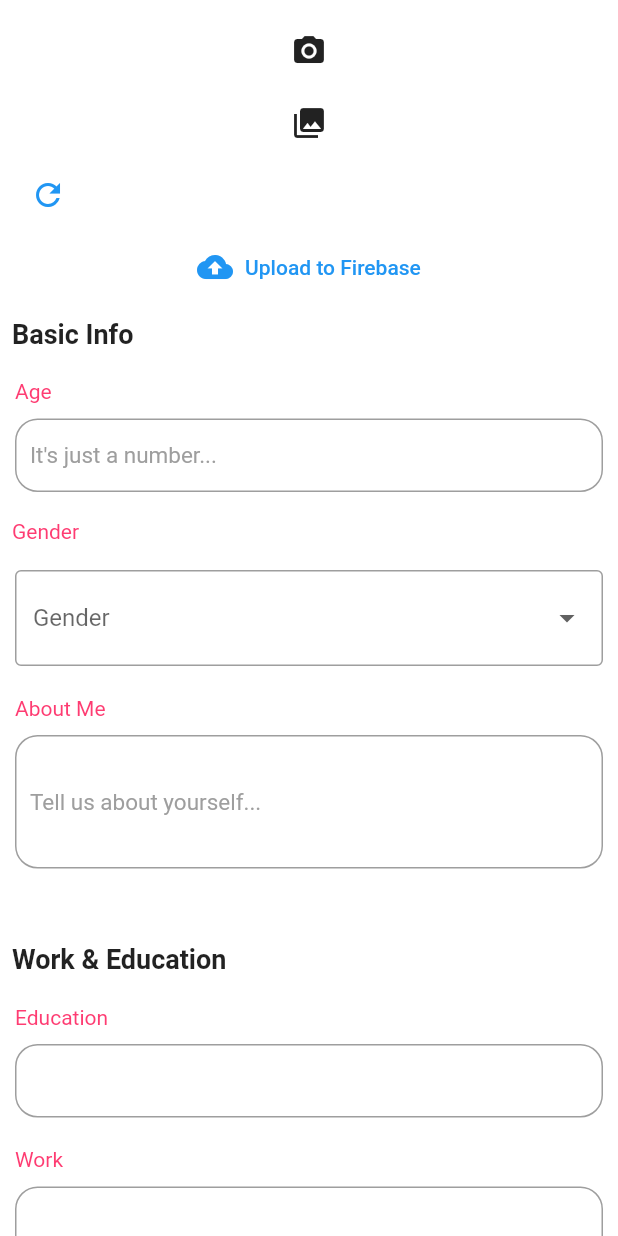
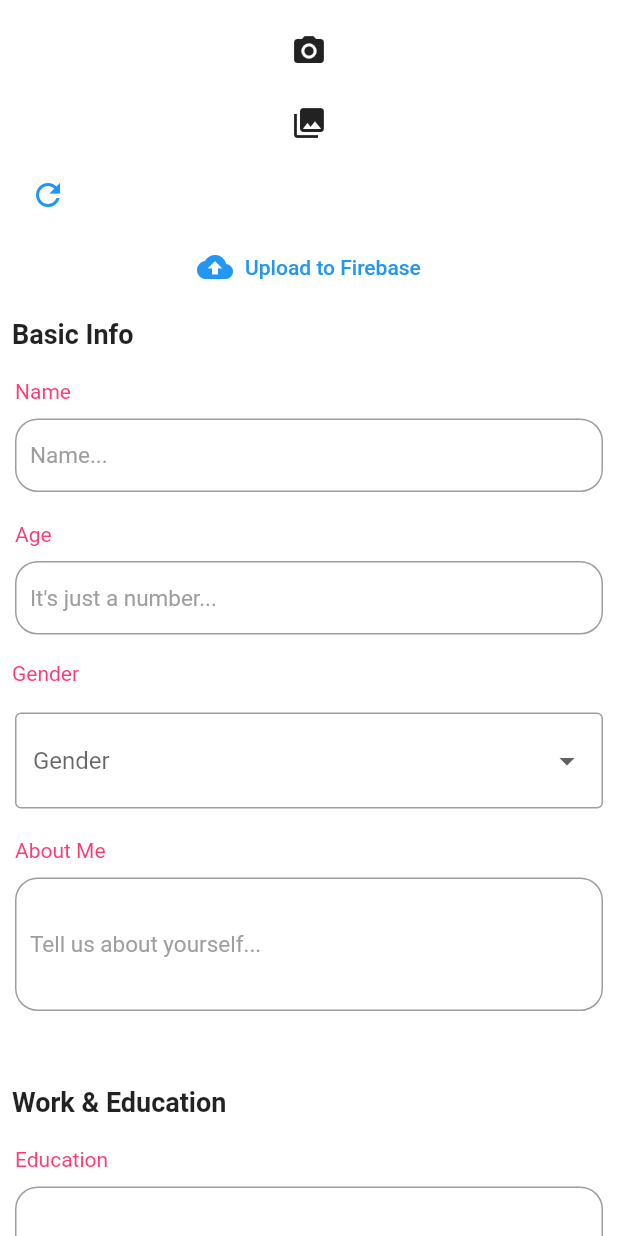
Before and after one commit to shurvirarora/Pepper, a Flutter app: the editProfile screen opened directly, on a phone screen of 412 x 824 dp. Run offline on Flutter 3.47's test engine with Material 2 defaults, Android fonts, the phone set to English and light mode, and no system bars; our stand-ins replace cloud_firestore, dot_navigation_bar, firebase_auth, firebase_core, firebase_storage, flutter_tindercard and 2 more; missing offline and left inert: flutter_login_facebook; accounts and stored records are empty.

Commit message:
name field added to unique user

```diff
--- a/lib/pages/editProfilePage.dart
+++ b/lib/pages/editProfilePage.dart
@@ -26,6 +26,7 @@ class editProfile extends StatefulWidget {
 class _editProfileState extends State<editProfile> {
   Map data;
 //All the data collected from user
+  String name;
   int age;
   String gender;
   String aboutMe;
@@ -58,7 +59,8 @@ class _editProfileState extends State<editProfile> {
           FirebaseFirestore.instance.collection('User').doc(user.uid);
       Navigator.pop(context);
       return collectionReference.set({
-        'User': uid.toString(), //stores unique user id
+        'User': uid.toString(),
+        'Name': name, //stores unique user id
         'Age': age,
         'Gender': gender,
         'About Me': aboutMe,
@@ -103,6 +105,7 @@ class _editProfileState extends State<editProfile> {
               style: titleStyle,
             ),
           ),
+          buildTextField('Name', "Name...", 30, TextInputType.text),
           buildTextField(
               'Age', "It's just a number...", 30, TextInputType.number),
           Padding(
@@ -193,6 +196,9 @@ class _editProfileState extends State<editProfile> {
                 //Stores input into respective variables
                 if (label == "Age") {
                   age = int.parse(text);
+                }
+                if (label == "Name") {
+                  name = text;
                 }
                 if (label == "About Me") {
                   aboutMe = text;
--- a/lib/pages/profilePage.dart
+++ b/lib/pages/profilePage.dart
@@ -93,6 +93,7 @@ class _profilePageState extends State<profilePage> {
           } else {
             List docs = snapshot.data.docs; //fetches list of documents
             QueryDocumentSnapshot temp = docs[0]; //extracts user document
+            String name = temp["Name"];
             String aboutMe = temp["About Me"];
             String gender = temp["Gender"];
             String education = temp["Education"];
@@ -117,7 +118,7 @@ class _profilePageState extends State<profilePage> {
                 //color: primaryColor,
                 child: Padding(
                   child: imageLink != null
-                      ? MyInfo("Rehman", age.toString(), imageLink)
+                      ? MyInfo(name, age.toString(), imageLink)
                       : CircularProgressIndicator(),
                   padding: EdgeInsets.fromLTRB(0, 30, 0, 5),
                 ),
--- a/lib/pages/swipePage.dart
+++ b/lib/pages/swipePage.dart
@@ -174,6 +174,7 @@ class _swipePageState extends State<swipePage> {
     for (DocumentSnapshot user in users) {
       UserCard card = UserCard(
         (user['DownloadUrl']),
+        name: user['Name'].toString(),
         age: user['Age'].toString(),
         education: user['Education'].toString(),
         gender: user['Gender'].toString(),
@@ -254,6 +255,7 @@ List<String> UserIds = [];
 
 class UserCard extends StatefulWidget {
   String img1;
+  String name;
   String age;
   String gender;
   String height;
@@ -262,7 +264,8 @@ class UserCard extends StatefulWidget {
   String work;
   String id;
   UserCard(String img1,
-      {String age,
+      {String name,
+      String age,
       String gender,
       String height,
       String education,
@@ -270,6 +273,7 @@ class UserCard extends StatefulWidget {
       String work,
       String id}) {
     this.img1 = img1;
+    this.name = name;
     this.age = age;
     this.gender = gender;
     this.height = height;
@@ -436,7 +440,7 @@ class _UserCardState extends State<UserCard> {
           mainAxisSize: MainAxisSize.min,
           children: [
             Text(
-              '${widget.gender}, ${widget.age}',
+              '${widget.name}, ${widget.age}',
               style: TextStyle(
                 color: Colors.white,
                 fontWeight: FontWeight.bold,
```
